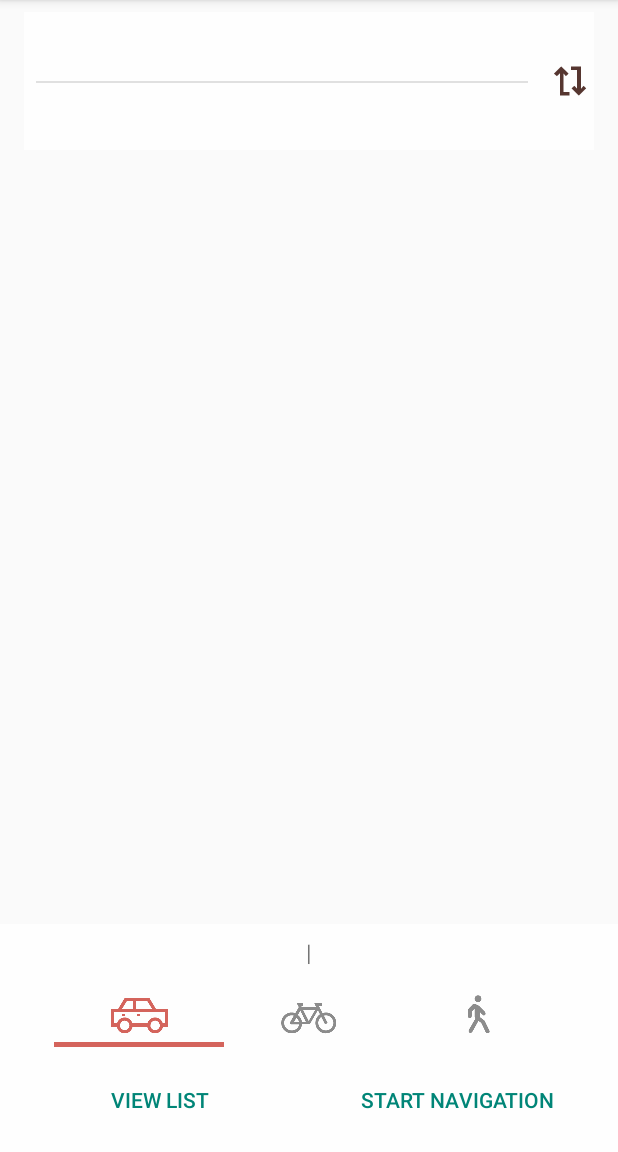
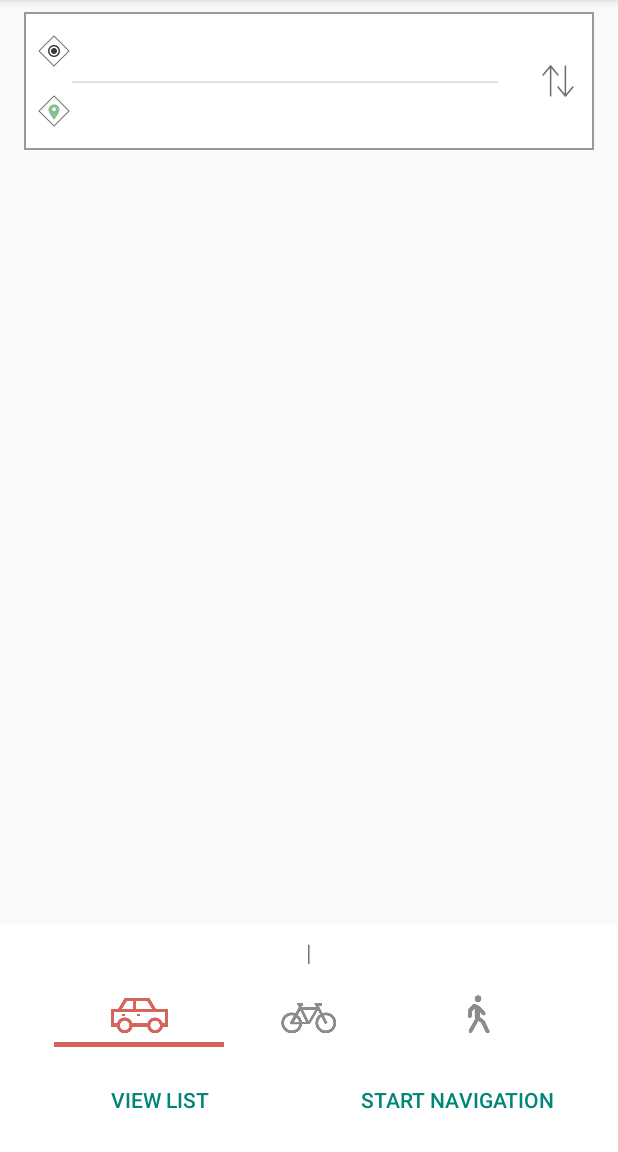
Before and after one commit to mapzen/eraser-map, an Android app: the layout view_route_preview.xml on its own in the app's theme, with its tools: preview values and no code run, on a phone screen of 412 x 824 dp, the part 84-1236 px from its top. Run offline under Robolectric (Android 15) with nearby library versions, the phone set to English and light mode, and no system bars.

Commit message:
Style route header

```diff
--- /dev/null
+++ b/app/src/main/res/drawable/bg_route_header.xml
@@ -0,0 +1,12 @@
+<?xml version="1.0" encoding="utf-8"?>
+<shape xmlns:android="http://schemas.android.com/apk/res/android"
+       android:shape="rectangle">
+
+    <solid
+        android:color="#fff" />
+
+    <stroke
+        android:width="1dp"
+        android:color="#999" />
+
+</shape>
--- a/app/src/main/res/layout/route_header.xml
+++ b/app/src/main/res/layout/route_header.xml
@@ -9,12 +9,33 @@
     android:layout_marginTop="8dp"
     android:gravity="center"
     android:paddingLeft="8dp"
-    android:background="@color/transparent_white">
+    android:background="@drawable/bg_route_header">
+
+    <LinearLayout
+        android:layout_width="wrap_content"
+        android:layout_height="wrap_content"
+        android:orientation="vertical"
+        android:gravity="center">
+
+        <ImageView
+            android:layout_width="wrap_content"
+            android:layout_height="wrap_content"
+            android:src="@drawable/ic_start_1" />
+
+        <ImageView
+            android:layout_width="16dp"
+            android:layout_height="16dp" />
+
+        <ImageView
+            android:layout_width="wrap_content"
+            android:layout_height="wrap_content"
+            android:src="@drawable/ic_end" />
+    </LinearLayout>
 
     <LinearLayout
         android:id="@+id/places"
         android:layout_weight="3"
-        android:layout_width="wrap_content"
+        android:layout_width="0dp"
         android:layout_height="wrap_content"
         android:orientation="vertical">
 
@@ -63,12 +84,13 @@
 
     <ImageButton
         android:id="@+id/route_reverse"
-        android:paddingRight="4dp"
-        android:layout_gravity="center_horizontal|center_vertical"
-        android:layout_width="wrap_content"
-        android:layout_height="wrap_content"
+        android:layout_width="48dp"
+        android:layout_height="48dp"
+        android:layout_gravity="center_vertical"
+        android:paddingLeft="0dp"
+        android:paddingRight="0dp"
         android:src="@drawable/ic_switch"
-        android:background="@android:color/transparent"
-        android:contentDescription="reverse" />
+        android:contentDescription="Reverse"
+        style="?android:attr/buttonBarButtonStyle"/>
 
 </LinearLayout>
--- a/app/src/main/res/layout/view_route_preview.xml
+++ b/app/src/main/res/layout/view_route_preview.xml
@@ -14,7 +14,7 @@
         android:layout_alignParentBottom="true"
         android:gravity="center_horizontal"
         android:orientation="vertical"
-        android:background="@color/transparent_white">
+        android:background="@android:color/white">
 
         <LinearLayout
             android:layout_width="wrap_content"
```
Also changed, not shown: app/src/main/res/drawable-hdpi/ic_end.png (added), app/src/main/res/drawable-hdpi/ic_start_1.png (added), app/src/main/res/drawable-hdpi/ic_switch.png, app/src/main/res/drawable-mdpi/ic_end.png (added), app/src/main/res/drawable-mdpi/ic_start_1.png (added), app/src/main/res/drawable-mdpi/ic_switch.png, app/src/main/res/drawable-xhdpi/ic_end.png (added), app/src/main/res/drawable-xhdpi/ic_start_1.png (added), app/src/main/res/drawable-xhdpi/ic_switch.png, app/src/main/res/drawable-xxhdpi/ic_end.png (added), app/src/main/res/drawable-xxhdpi/ic_start_1.png (added), app/src/main/res/drawable-xxhdpi/ic_switch.png.
